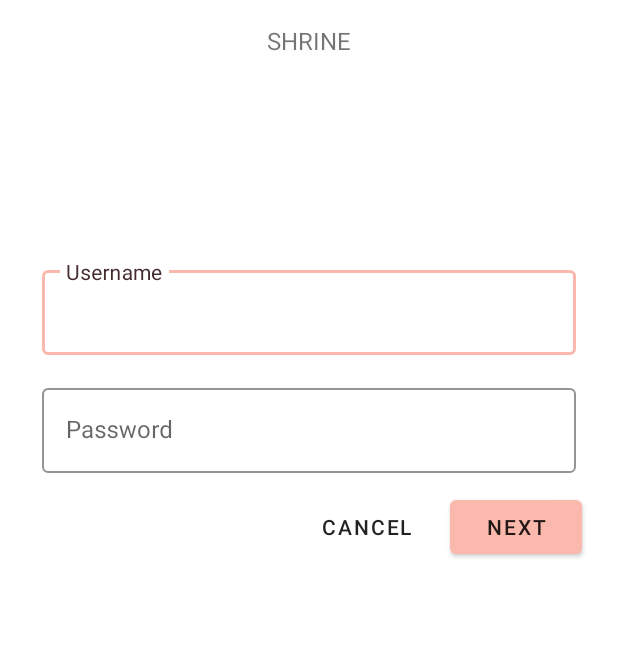
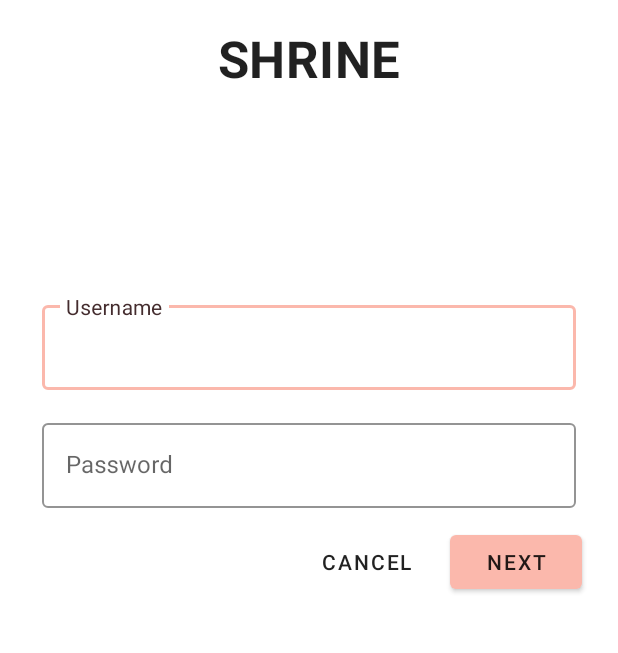
Before and after one commit to johnburitto/MaterialComponentsShine, an Android app: the screen it shows after launch (MainActivity), on a phone screen of 412 x 824 dp, the part 204-857 px from its top. Run offline under Robolectric (Android 15) with nearby library versions, the phone set to English and light mode, and no system bars.

Commit message:
Change the typeface of the login screen

```diff
--- a/app/src/main/res/layout/shr_login_fragment.xml
+++ b/app/src/main/res/layout/shr_login_fragment.xml
@@ -32,8 +32,7 @@
             android:layout_gravity="center_horizontal"
             android:layout_marginBottom="132dp"
             android:text="@string/shr_app_name"
-            android:textAllCaps="true"
-            android:textSize="16sp" />
+            android:textAppearance="@style/TextAppearance.Shrine.Title" />
 
         <!-- Snippet from "Add text fields" section goes here. -->
         <com.google.android.material.textfield.TextInputLayout
--- a/app/src/main/res/values/styles.xml
+++ b/app/src/main/res/values/styles.xml
@@ -39,4 +39,10 @@
     <style name="TextAppearance.Shrine.Toolbar" parent="TextAppearance.MaterialComponents.Button">
         <item name="android:textSize">16sp</item>
     </style>
+
+    <style name="TextAppearance.Shrine.Title" parent="TextAppearance.MaterialComponents.Headline4">
+        <item name="textAllCaps">true</item>
+        <item name="android:textStyle">bold</item>
+        <item name="android:textColor">?android:attr/textColorPrimary</item>
+    </style>
 </resources>
```
